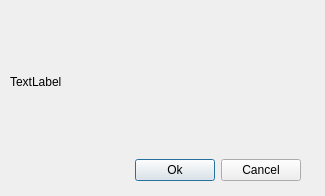
This is gui/dialog.ui in bifenbecker/MailChecker as Qt 5 draws it before an edit. The edited form follows.
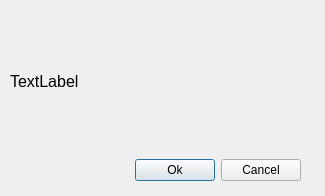
This is the edited form.

The edit to the form file:
```diff
--- a/gui/dialog.ui
+++ b/gui/dialog.ui
@@ -25,6 +25,11 @@
    <layout class="QVBoxLayout" name="verticalLayout" stretch="2,1">
     <item>
      <widget class="QLabel" name="message">
+      <property name="font">
+       <font>
+        <pointsize>12</pointsize>
+       </font>
+      </property>
       <property name="text">
        <string>TextLabel</string>
       </property>
```
